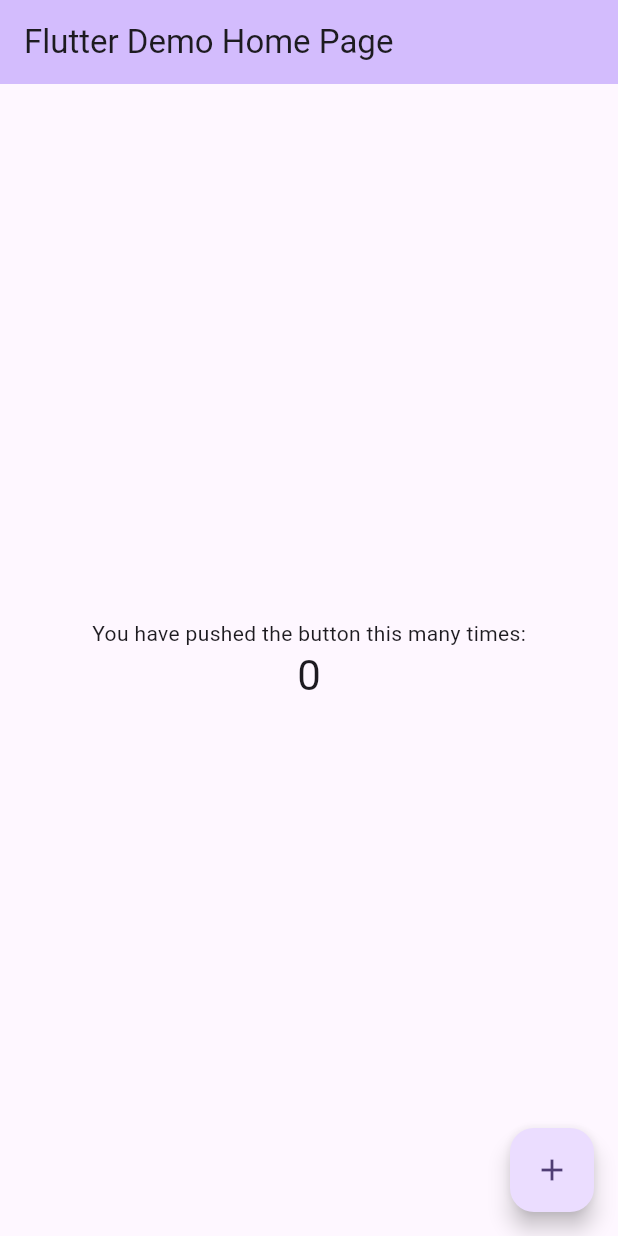
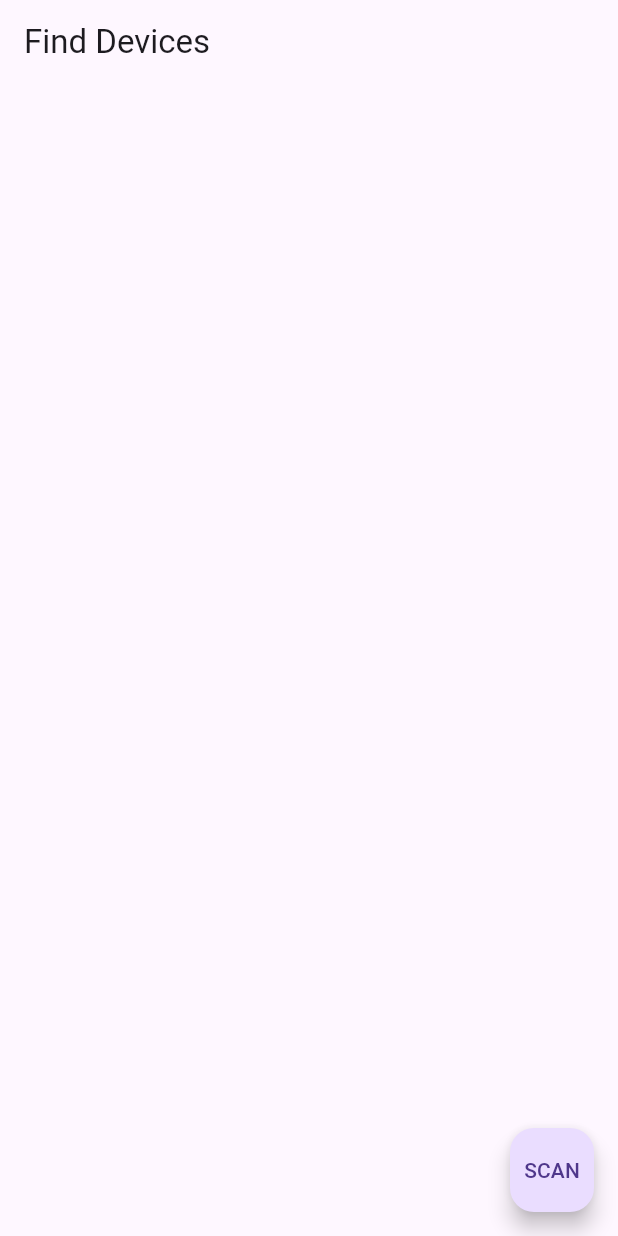
Before and after one commit to dontknow96/AirsoftGames, a Flutter app: the screen it shows after launch, on a phone screen of 412 x 824 dp. Run offline on Flutter 3.47's test engine with Material 3 defaults, Android fonts, the phone set to English and light mode, and no system bars; our stand-ins replace flutter_bloc, flutter_blue_plus, freezed_annotation, go_router; statements that could not run were skipped.

Commit message:
implemented device scanning

```diff
--- /dev/null
+++ b/ControleApp/lib/app/app.dart
@@ -0,0 +1,21 @@
+import 'package:controleapp/features/device_scanner/blocs/device_scanner_bloc.dart';
+import 'package:controleapp/navigation/routes.dart';
+import 'package:flutter/material.dart';
+import 'package:flutter_bloc/flutter_bloc.dart';
+
+class AirsoftControleApp extends StatelessWidget {
+  const AirsoftControleApp({super.key});
+
+  // This widget is the root of your application.
+  @override
+  Widget build(BuildContext context) {
+    return MultiBlocProvider(
+      providers: [
+        BlocProvider(create: (_) => DeviceScannerBloc()),
+      ],
+      child: MaterialApp.router(
+        routerConfig: AirsoftRouterConfig.createRouter(context),
+      ),
+    );
+  }
+}
--- /dev/null
+++ b/ControleApp/lib/features/device_scanner/blocs/device_scanner_bloc.dart
@@ -0,0 +1,47 @@
+import 'dart:async';
+
+import 'package:controleapp/features/device_scanner/blocs/device_scanner_event.dart';
+import 'package:controleapp/features/device_scanner/blocs/device_scanner_state.dart';
+import 'package:flutter_bloc/flutter_bloc.dart';
+import 'package:flutter_blue_plus/flutter_blue_plus.dart';
+
+class DeviceScannerBloc extends Bloc<DeviceScannerEvent, DeviceScannerState> {
+  DeviceScannerBloc() : super(const DeviceScannerState()) {
+    on<Scan>(_scan);
+    on<StopScan>(_stopScan);
+    on<Init>(_init);
+
+    add(const Init());
+  }
+
+  FutureOr<void> _scan(Scan event, Emitter<DeviceScannerState> emit) async {
+    await FlutterBluePlus.startScan(
+      timeout: const Duration(seconds: 15),
+    );
+  }
+
+  FutureOr<void> _stopScan(
+    StopScan event,
+    Emitter<DeviceScannerState> emit,
+  ) async {
+    await FlutterBluePlus.stopScan();
+  }
+
+  FutureOr<void> _init(
+    Init event,
+    Emitter<DeviceScannerState> emit,
+  ) async {
+    final scanTask = emit.forEach(
+      FlutterBluePlus.scanResults,
+      onData: (devices) => state.copyWith(devices: devices),
+    );
+
+    final isScanningTask = emit.forEach(
+      FlutterBluePlus.isScanning,
+      onData: (scanning) => state.copyWith(scanning: scanning),
+    );
+
+    await scanTask;
+    await isScanningTask;
+  }
+}
--- /dev/null
+++ b/ControleApp/lib/features/device_scanner/blocs/device_scanner_event.dart
@@ -0,0 +1,10 @@
+import 'package:freezed_annotation/freezed_annotation.dart';
+
+part 'device_scanner_event.freezed.dart';
+
+@freezed
+class DeviceScannerEvent with _$DeviceScannerEvent{
+  const factory DeviceScannerEvent.scan() = Scan;
+  const factory DeviceScannerEvent.stopScan() = StopScan;
+  const factory DeviceScannerEvent.init() = Init;
+}
--- /dev/null
+++ b/ControleApp/lib/features/device_scanner/blocs/device_scanner_state.dart
@@ -0,0 +1,18 @@
+import 'package:flutter_blue_plus/flutter_blue_plus.dart';
+import 'package:freezed_annotation/freezed_annotation.dart';
+
+part 'device_scanner_state.freezed.dart';
+
+@freezed
+class DeviceScannerState with _$DeviceScannerState {
+  const factory DeviceScannerState({
+    @Default([]) Iterable<ScanResult> devices,
+    @Default(false) bool scanning,
+    @Default(DeviceScannerErrorState.none) DeviceScannerErrorState errorState ,
+  }) = _DeviceScannerState;
+}
+
+enum DeviceScannerErrorState{
+  none,
+  turnedOff,
+}
--- /dev/null
+++ b/ControleApp/lib/features/device_scanner/views/device_scanner_view.dart
@@ -0,0 +1,47 @@
+import 'package:controleapp/features/device_scanner/blocs/device_scanner_bloc.dart';
+import 'package:controleapp/features/device_scanner/blocs/device_scanner_event.dart';
+import 'package:controleapp/features/device_scanner/blocs/device_scanner_state.dart';
+import 'package:controleapp/features/device_scanner/widgets/device_tile.dart';
+import 'package:flutter/material.dart';
+import 'package:flutter_bloc/flutter_bloc.dart';
+
+class DeviceScannerView extends StatelessWidget {
+  const DeviceScannerView({required this.deviceSiteRoute, super.key});
+
+  final String deviceSiteRoute;
+
+  @override
+  Widget build(BuildContext context) {
+    final deviceScannerBloc = context.read<DeviceScannerBloc>();
+
+    return BlocBuilder<DeviceScannerBloc, DeviceScannerState>(
+      builder: (BuildContext context, DeviceScannerState state) {
+        return Scaffold(
+          appBar: AppBar(
+            title: const Text('Find Devices'),
+          ),
+          body: Column(
+            children: [
+              for (final item in state.devices)
+                DeviceTile(
+                  deviceIdentifier: item.device.remoteId,
+                  deviceName: item.device.advName,
+                  deviceSiteRoute: deviceSiteRoute,
+                ),
+            ],
+          ),
+          floatingActionButton: state.scanning
+              ? FloatingActionButton(
+                  onPressed: () => deviceScannerBloc.add(const StopScan()),
+                  backgroundColor: Colors.red,
+                  child: const Icon(Icons.stop),
+                )
+              : FloatingActionButton(
+                  onPressed: () => deviceScannerBloc.add(const Scan()),
+                  child: const Text('SCAN'),
+                ),
+        );
+      },
+    );
+  }
+}
--- /dev/null
+++ b/ControleApp/lib/features/device_scanner/widgets/device_tile.dart
@@ -0,0 +1,33 @@
+import 'package:flutter/material.dart';
+import 'package:flutter_blue_plus/flutter_blue_plus.dart';
+import 'package:go_router/go_router.dart';
+
+class DeviceTile extends StatelessWidget {
+  const DeviceTile({
+    required this.deviceIdentifier,
+    required this.deviceSiteRoute,
+    required this.deviceName, super.key,
+  });
+
+  final String deviceSiteRoute;
+  final DeviceIdentifier deviceIdentifier;
+  final String deviceName;
+
+  @override
+  Widget build(BuildContext context) {
+    return Row(
+      children: [
+        Text(deviceName == '' ? deviceIdentifier.str : deviceName),
+        Expanded(child: Container()),
+        ElevatedButton(
+          onPressed: () => _onPress(context),
+          child: const Center(child: Text('connect')),
+        ),
+      ],
+    );
+  }
+
+  void _onPress(BuildContext context) {
+    GoRouter.of(context).go('$deviceSiteRoute/$deviceIdentifier');
+  }
+}
--- /dev/null
+++ b/ControleApp/lib/features/flagpost_device/views/flagpost_device_view.dart
@@ -0,0 +1,10 @@
+import 'package:flutter/cupertino.dart';
+
+class FlagpostDeviceView extends StatelessWidget{
+  const FlagpostDeviceView({super.key});
+
+  @override
+  Widget build(BuildContext context) {
+    return const Text('shizzle');
+  }
+}
--- a/ControleApp/lib/main.dart
+++ b/ControleApp/lib/main.dart
@@ -1,125 +1,6 @@
-import 'package:flutter/material.dart';
+import 'package:controleapp/app/app.dart';
+import 'package:flutter/cupertino.dart';
 
 void main() {
-  runApp(const MyApp());
+  runApp(const AirsoftControleApp());
 }
-
-class MyApp extends StatelessWidget {
-  const MyApp({super.key});
-
-  // This widget is the root of your application.
-  @override
-  Widget build(BuildContext context) {
-    return MaterialApp(
-      title: 'Flutter Demo',
-      theme: ThemeData(
-        // This is the theme of your application.
-        //
-        // TRY THIS: Try running your application with "flutter run". You'll see
-        // the application has a purple toolbar. Then, without quitting the app,
-        // try changing the seedColor in the colorScheme below to Colors.green
-        // and then invoke "hot reload" (save your changes or press the "hot
-        // reload" button in a Flutter-supported IDE, or press "r" if you used
-        // the command line to start the app).
-        //
-        // Notice that the counter didn't reset back to zero; the application
-        // state is not lost during the reload. To reset the state, use hot
-        // restart instead.
-        //
-        // This works for code too, not just values: Most code changes can be
-        // tested with just a hot reload.
-        colorScheme: ColorScheme.fromSeed(seedColor: Colors.deepPurple),
-        useMaterial3: true,
-      ),
-      home: const MyHomePage(title: 'Flutter Demo Home Page'),
-    );
-  }
-}
-
-class MyHomePage extends StatefulWidget {
-  const MyHomePage({required this.title, super.key});
-
-  // This widget is the home page of your application. It is stateful, meaning
-  // that it has a State object (defined below) that contains fields that affect
-  // how it looks.
-
-  // This class is the configuration for the state. It holds the values (in this
-  // case the title) provided by the parent (in this case the App widget) and
-  // used by the build method of the State. Fields in a Widget subclass are
-  // always marked "final".
-
-  final String title;
-
-  @override
-  State<MyHomePage> createState() => _MyHomePageState();
-}
-
-class _MyHomePageState extends State<MyHomePage> {
-  int _counter = 0;
-
-  void _incrementCounter() {
-    setState(() {
-      // This call to setState tells the Flutter framework that something has
-      // changed in this State, which causes it to rerun the build method below
-      // so that the display can reflect the updated values. If we changed
-      // _counter without calling setState(), then the build method would not be
-      // called again, and so nothing would appear to happen.
-      _counter++;
-    });
-  }
-
-  @override
-  Widget build(BuildContext context) {
-    // This method is rerun every time setState is called, for instance as done
-    // by the _incrementCounter method above.
-    //
-    // The Flutter framework has been optimized to make rerunning build methods
-    // fast, so that you can just rebuild anything that needs updating rather
-    // than having to individually change instances of widgets.
-    return Scaffold(
-      appBar: AppBar(
-        // TRY THIS: Try changing the color here to a specific color (to
-        // Colors.amber, perhaps?) and trigger a hot reload to see the AppBar
-        // change color while the other colors stay the same.
-        backgroundColor: Theme.of(context).colorScheme.inversePrimary,
-        // Here we take the value from the MyHomePage object that was created by
-        // the App.build method, and use it to set our appbar title.
-        title: Text(widget.title),
-      ),
-      body: Center(
-        // Center is a layout widget. It takes a single child and positions it
-        // in the middle of the parent.
-        child: Column(
-          // Column is also a layout widget. It takes a list of children and
-          // arranges them vertically. By default, it sizes itself to fit its
-          // children horizontally, and tries to be as tall as its parent.
-          //
-          // Column has various properties to control how it sizes itself and
-          // how it positions its children. Here we use mainAxisAlignment to
-          // center the children vertically; the main axis here is the vertical
-          // axis because Columns are vertical (the cross axis would be
-          // horizontal).
-          //
-          // TRY THIS: Invoke "debug painting" (choose the "Toggle Debug Paint"
-          // action in the IDE, or press "p" in the console), to see the
-          // wireframe for each widget.
-          mainAxisAlignment: MainAxisAlignment.center,
-          children: <Widget>[
-            const Text(
-              'You have pushed the button this many times:',
-            ),
-            Text(
-              '$_counter',
-              style: Theme.of(context).textTheme.headlineMedium,
-            ),
-          ],
-        ),
-      ),
-      floatingActionButton: FloatingActionButton(
-        onPressed: _incrementCounter,
-        tooltip: 'Increment',
-        child: const Icon(Icons.add),
-      ), // This trailing comma makes auto-formatting nicer for build methods.
-    );
-  }
-}
--- /dev/null
+++ b/ControleApp/lib/navigation/routes.dart
@@ -0,0 +1,34 @@
+import 'package:controleapp/features/device_scanner/views/device_scanner_view.dart';
+import 'package:controleapp/features/flagpost_device/views/flagpost_device_view.dart';
+import 'package:flutter/cupertino.dart';
+import 'package:go_router/go_router.dart';
+
+class AirsoftRouterConfig {
+  static const home = '/';
+  static const scanner = '/scanner';
+  static const flagPostDevice = '/flagpost/:device';
+  static const flagPostDeviceUnparameted = '/flagpost';
+
+  static List<RouteBase> routes() => [
+        GoRoute(
+          path: home,
+          builder: (_, __) => const DeviceScannerView(
+            deviceSiteRoute: flagPostDeviceUnparameted,
+          ),
+        ),
+        GoRoute(
+          path: scanner,
+          builder: (_, __) => const DeviceScannerView(
+            deviceSiteRoute: flagPostDeviceUnparameted,
+          ),
+        ),
+        GoRoute(
+          path: flagPostDevice,
+          builder: (_, __) => const FlagpostDeviceView(),
+        ),
+      ];
+
+  static GoRouter createRouter(BuildContext context) => GoRouter(
+        routes: routes(),
+      );
+}
--- a/ControleApp/pubspec.yaml
+++ b/ControleApp/pubspec.yaml
@@ -15,10 +15,12 @@ dependencies:
   flutter_bloc: ^8.1.5
   flutter_blue_plus: ^1.32.1
   freezed: ^2.5.1
+  freezed_annotation: ^2.4.1
   go_router: ^13.2.0
   intl: any
 
 dev_dependencies:
+  build_runner: ^2.4.9
   flutter_lints: ^2.0.0
   flutter_test:
     sdk: flutter
```
Also changed, not shown: ControleApp/lib/features/device_scanner/blocs/device_scanner_event.freezed.dart (added), ControleApp/lib/features/device_scanner/blocs/device_scanner_state.freezed.dart (added), ControleApp/pubspec.lock, 2 other files.
